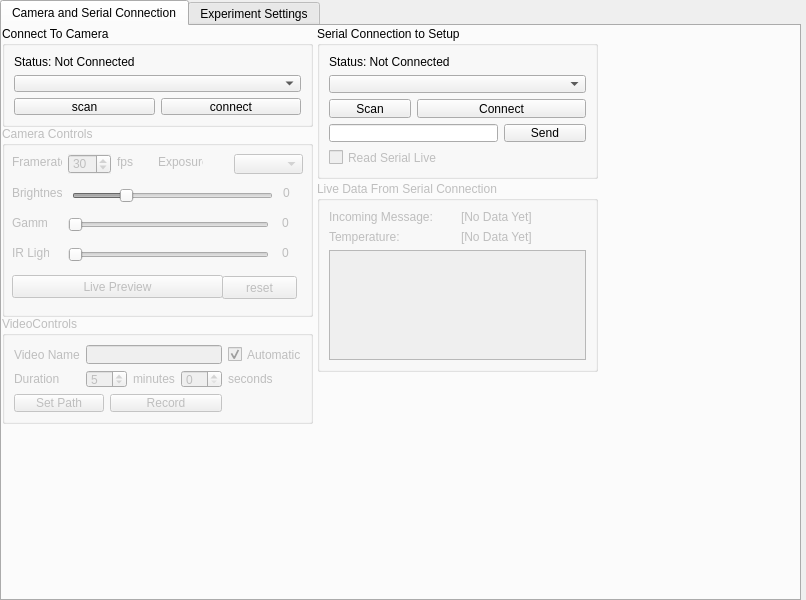
First picture: the form in form.ui, repository DanielDondorp/imMobilize, before the edit.
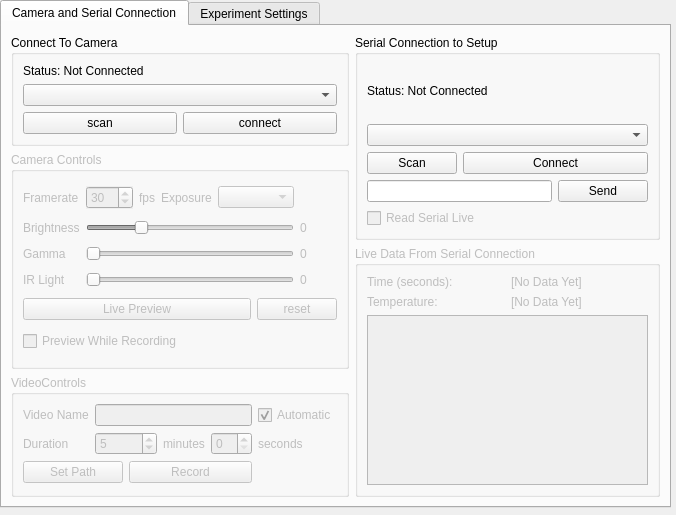
Second picture: the form after the edit. Custom widgets are drawn as their Qt base class.

The edit to the form file:
```diff
--- a/form.ui
+++ b/form.ui
@@ -9,8 +9,8 @@
    <rect>
     <x>0</x>
     <y>0</y>
-    <width>806</width>
-    <height>600</height>
+    <width>676</width>
+    <height>515</height>
    </rect>
   </property>
   <property name="windowTitle">
@@ -24,8 +24,8 @@
     <rect>
      <x>0</x>
      <y>0</y>
-     <width>801</width>
-     <height>601</height>
+     <width>671</width>
+     <height>508</height>
     </rect>
    </property>
    <property name="currentIndex">
@@ -35,64 +35,42 @@
     <attribute name="title">
      <string>Camera and Serial Connection</string>
     </attribute>
-    <widget class="QGroupBox" name="groupBox_4">
-     <property name="enabled">
-      <bool>false</bool>
-     </property>
-     <property name="geometry">
-      <rect>
-       <x>315</x>
-       <y>155</y>
-       <width>281</width>
-       <height>191</height>
-      </rect>
-     </property>
-     <property name="title">
-      <string>Live Data From Serial Connection</string>
-     </property>
-     <layout class="QGridLayout" name="gridLayout_4">
+    <layout class="QGridLayout" name="gridLayout_10">
       <item row="0" column="0">
-       <widget class="QLabel" name="label_19">
-        <property name="text">
-         <string>Incoming Message:</string>
-        </property>
-       </widget>
-      </item>
-      <item row="0" column="1">
-       <widget class="QLabel" name="labelSerialLiveIncoming">
+      <widget class="QGroupBox" name="groupBoxCameraConnection">
+       <property name="title">
+        <string>Connect To Camera</string>
+       </property>
+       <layout class="QGridLayout" name="gridLayout_2">
+        <item row="0" column="0" colspan="2">
+         <widget class="QLabel" name="labelCameraConnectionStatus">
         <property name="text">
-         <string>[No Data Yet]</string>
+           <string>Status: Not Connected</string>
         </property>
        </widget>
       </item>
-      <item row="1" column="0">
-       <widget class="QLabel" name="label_20">
+        <item row="1" column="0" colspan="2">
+         <widget class="QComboBox" name="comboBoxConnectedCameras"/>
+        </item>
+        <item row="2" column="0">
+         <widget class="QPushButton" name="buttonScanForCameras">
         <property name="text">
-         <string>Temperature:</string>
+           <string>scan</string>
         </property>
        </widget>
       </item>
-      <item row="1" column="1">
-       <widget class="QLabel" name="labelSerialLiveTemperature">
+        <item row="2" column="1">
+         <widget class="QPushButton" name="buttonCameraConnectDisconnect">
         <property name="text">
-         <string>[No Data Yet]</string>
+           <string>connect</string>
         </property>
        </widget>
       </item>
-      <item row="2" column="0" colspan="2">
-       <widget class="PlotWidget" name="graphicsViewSerial"/>
-      </item>
-     </layout>
-    </widget>
+       </layout>
+      </widget>
+     </item>
+     <item row="0" column="1" rowspan="2">
     <widget class="QGroupBox" name="serialControlsGroup">
-     <property name="geometry">
-      <rect>
-       <x>315</x>
-       <y>0</y>
-       <width>281</width>
-       <height>153</height>
-      </rect>
-     </property>
      <property name="title">
       <string>Serial Connection to Setup</string>
      </property>
@@ -150,59 +128,25 @@
       </item>
      </layout>
     </widget>
+     </item>
+     <item row="1" column="0" rowspan="2">
     <widget class="QGroupBox" name="groupBoxCameraControls">
      <property name="enabled">
       <bool>false</bool>
      </property>
-     <property name="geometry">
-      <rect>
-       <x>0</x>
-       <y>100</y>
-       <width>311</width>
-       <height>191</height>
-      </rect>
-     </property>
      <property name="title">
       <string>Camera Controls</string>
      </property>
-     <widget class="QPushButton" name="buttonCameraPreview">
-      <property name="geometry">
-       <rect>
-        <x>10</x>
-        <y>149</y>
-        <width>211</width>
-        <height>23</height>
-       </rect>
-      </property>
-      <property name="text">
-       <string>Live Preview</string>
-      </property>
-      <property name="checkable">
-       <bool>true</bool>
-      </property>
-     </widget>
+       <layout class="QGridLayout" name="gridLayout_9">
+        <item row="0" column="0">
      <widget class="QLabel" name="label_5">
-      <property name="geometry">
-       <rect>
-        <x>10</x>
-        <y>28</y>
-        <width>50</width>
-        <height>16</height>
-       </rect>
-      </property>
       <property name="text">
        <string>Framerate</string>
       </property>
      </widget>
+        </item>
+        <item row="0" column="1">
      <widget class="QSpinBox" name="spinBoxFramerate">
-      <property name="geometry">
-       <rect>
-        <x>66</x>
-        <y>28</y>
-        <width>43</width>
-        <height>20</height>
-       </rect>
-      </property>
       <property name="autoFillBackground">
        <bool>true</bool>
       </property>
@@ -219,64 +163,33 @@
        <number>30</number>
       </property>
      </widget>
+        </item>
+        <item row="0" column="2">
      <widget class="QLabel" name="label_6">
-      <property name="geometry">
-       <rect>
-        <x>115</x>
-        <y>28</y>
-        <width>16</width>
-        <height>16</height>
-       </rect>
-      </property>
       <property name="text">
        <string>fps</string>
       </property>
      </widget>
-     <widget class="QComboBox" name="comboboxCameraExposure">
-      <property name="geometry">
-       <rect>
-        <x>232</x>
-        <y>28</y>
-        <width>69</width>
-        <height>20</height>
-       </rect>
-      </property>
-     </widget>
+        </item>
+        <item row="0" column="3">
      <widget class="QLabel" name="label_9">
-      <property name="geometry">
-       <rect>
-        <x>156</x>
-        <y>28</y>
-        <width>45</width>
-        <height>16</height>
-       </rect>
-      </property>
       <property name="text">
        <string>Exposure</string>
       </property>
      </widget>
+        </item>
+        <item row="0" column="4" colspan="2">
+         <widget class="QComboBox" name="comboboxCameraExposure"/>
+        </item>
+        <item row="1" column="0">
      <widget class="QLabel" name="label_7">
-      <property name="geometry">
-       <rect>
-        <x>10</x>
-        <y>59</y>
-        <width>50</width>
-        <height>16</height>
-       </rect>
-      </property>
       <property name="text">
        <string>Brightness</string>
       </property>
      </widget>
+        </item>
+        <item row="1" column="1" colspan="5">
      <widget class="QSlider" name="sliderCameraBrightness">
-      <property name="geometry">
-       <rect>
-        <x>70</x>
-        <y>60</y>
-        <width>201</width>
-        <height>19</height>
-       </rect>
-      </property>
       <property name="minimum">
        <number>-10</number>
       </property>
@@ -290,40 +203,25 @@
        <enum>Qt::Horizontal</enum>
       </property>
      </widget>
+        </item>
+        <item row="1" column="6">
      <widget class="QLabel" name="labelCameraBrighness">
-      <property name="geometry">
-       <rect>
-        <x>281</x>
-        <y>59</y>
-        <width>16</width>
-        <height>16</height>
-       </rect>
-      </property>
       <property name="text">
        <string>0</string>
       </property>
      </widget>
+        </item>
+        <item row="2" column="0">
      <widget class="QLabel" name="label_8">
-      <property name="geometry">
-       <rect>
-        <x>10</x>
-        <y>89</y>
-        <width>35</width>
-        <height>16</height>
-       </rect>
-      </property>
       <property name="text">
        <string>Gamma</string>
       </property>
      </widget>
+        </item>
+        <item row="2" column="1" colspan="5">
      <widget class="QSlider" name="sliderCameraGamma">
-      <property name="geometry">
-       <rect>
-        <x>66</x>
-        <y>89</y>
-        <width>201</width>
-        <height>19</height>
-       </rect>
+          <property name="toolTip">
+           <string>&lt;html&gt;&lt;head/&gt;&lt;body&gt;&lt;p&gt;Gamma calculations will not be performed for framerates higher than 50fps.&lt;/p&gt;&lt;p&gt;&lt;br/&gt;&lt;/p&gt;&lt;/body&gt;&lt;/html&gt;</string>
       </property>
       <property name="maximum">
        <number>30</number>
@@ -335,44 +233,26 @@
        <enum>QSlider::NoTicks</enum>
       </property>
      </widget>
+        </item>
+        <item row="2" column="6">
      <widget class="QLabel" name="labelCameraGamma">
-      <property name="geometry">
-       <rect>
-        <x>280</x>
-        <y>89</y>
-        <width>16</width>
-        <height>16</height>
-       </rect>
-      </property>
       <property name="text">
        <string>0</string>
       </property>
      </widget>
+        </item>
+        <item row="3" column="0">
      <widget class="QLabel" name="label_21">
-      <property name="geometry">
-       <rect>
-        <x>10</x>
-        <y>119</y>
-        <width>37</width>
-        <height>16</height>
-       </rect>
-      </property>
       <property name="text">
        <string>IR Light</string>
       </property>
      </widget>
+        </item>
+        <item row="3" column="1" colspan="5">
      <widget class="QSlider" name="sliderIRLight">
       <property name="enabled">
        <bool>false</bool>
       </property>
-      <property name="geometry">
-       <rect>
-        <x>66</x>
-        <y>119</y>
-        <width>201</width>
-        <height>19</height>
-       </rect>
-      </property>
       <property name="maximum">
        <number>255</number>
       </property>
@@ -380,45 +260,92 @@
        <enum>Qt::Horizontal</enum>
       </property>
      </widget>
+        </item>
+        <item row="3" column="6">
      <widget class="QLabel" name="label_22">
-      <property name="geometry">
-       <rect>
-        <x>280</x>
-        <y>119</y>
-        <width>16</width>
-        <height>16</height>
-       </rect>
-      </property>
       <property name="text">
        <string>0</string>
       </property>
      </widget>
+        </item>
+        <item row="4" column="0" colspan="5">
+         <widget class="QPushButton" name="buttonCameraPreview">
+          <property name="text">
+           <string>Live Preview</string>
+          </property>
+          <property name="checkable">
+           <bool>true</bool>
+          </property>
+         </widget>
+        </item>
+        <item row="4" column="5" colspan="2">
      <widget class="QPushButton" name="buttonCameraResetProperties">
-      <property name="geometry">
-       <rect>
-        <x>220</x>
-        <y>150</y>
-        <width>75</width>
-        <height>23</height>
-       </rect>
-      </property>
       <property name="text">
        <string>reset</string>
       </property>
      </widget>
-    </widget>
+        </item>
+        <item row="5" column="0" colspan="4">
+         <widget class="QCheckBox" name="checkBoxPreviewWhileRecording">
+          <property name="toolTip">
+           <string>&lt;html&gt;&lt;head/&gt;&lt;body&gt;&lt;p&gt;Check this box to show the camerafeed during recordings. Recommended to uncheck when multiple recordings are being acquired.&lt;/p&gt;&lt;p&gt;&lt;br/&gt;&lt;/p&gt;&lt;/body&gt;&lt;/html&gt;</string>
+          </property>
+          <property name="text">
+           <string>Preview While Recording</string>
+          </property>
+         </widget>
+        </item>
+       </layout>
+      </widget>
+     </item>
+     <item row="2" column="1" rowspan="2">
+      <widget class="QGroupBox" name="groupBox_4">
+       <property name="enabled">
+        <bool>false</bool>
+       </property>
+       <property name="title">
+        <string>Live Data From Serial Connection</string>
+       </property>
+       <layout class="QGridLayout" name="gridLayout_4">
+        <item row="0" column="0">
+         <widget class="QLabel" name="label_19">
+          <property name="text">
+           <string>Time (seconds):</string>
+          </property>
+         </widget>
+        </item>
+        <item row="0" column="1">
+         <widget class="QLabel" name="labelSerialLiveIncoming">
+          <property name="text">
+           <string>[No Data Yet]</string>
+          </property>
+         </widget>
+        </item>
+        <item row="1" column="0">
+         <widget class="QLabel" name="label_20">
+          <property name="text">
+           <string>Temperature:</string>
+          </property>
+         </widget>
+        </item>
+        <item row="1" column="1">
+         <widget class="QLabel" name="labelSerialLiveTemperature">
+          <property name="text">
+           <string>[No Data Yet]</string>
+          </property>
+         </widget>
+        </item>
+        <item row="2" column="0" colspan="2">
+         <widget class="PlotWidget" name="graphicsViewSerial"/>
+        </item>
+       </layout>
+      </widget>
+     </item>
+     <item row="3" column="0">
     <widget class="QGroupBox" name="groupBoxVideoControls">
      <property name="enabled">
       <bool>false</bool>
      </property>
-     <property name="geometry">
-      <rect>
-       <x>0</x>
-       <y>290</y>
-       <width>311</width>
-       <height>108</height>
-      </rect>
-     </property>
      <property name="title">
       <string>VideoControls</string>
      </property>
@@ -497,45 +424,8 @@
       </item>
      </layout>
     </widget>
-    <widget class="QGroupBox" name="groupBoxCameraConnection">
-     <property name="geometry">
-      <rect>
-       <x>0</x>
-       <y>0</y>
-       <width>311</width>
-       <height>101</height>
-      </rect>
-     </property>
-     <property name="title">
-      <string>Connect To Camera</string>
-     </property>
-     <layout class="QGridLayout" name="gridLayout_2">
-      <item row="0" column="0" colspan="2">
-       <widget class="QLabel" name="labelCameraConnectionStatus">
-        <property name="text">
-         <string>Status: Not Connected</string>
-        </property>
-       </widget>
-      </item>
-      <item row="1" column="0" colspan="2">
-       <widget class="QComboBox" name="comboBoxConnectedCameras"/>
-      </item>
-      <item row="2" column="0">
-       <widget class="QPushButton" name="buttonScanForCameras">
-        <property name="text">
-         <string>scan</string>
-        </property>
-       </widget>
-      </item>
-      <item row="2" column="1">
-       <widget class="QPushButton" name="buttonCameraConnectDisconnect">
-        <property name="text">
-         <string>connect</string>
-        </property>
-       </widget>
-      </item>
-     </layout>
-    </widget>
+     </item>
+    </layout>
    </widget>
    <widget class="QWidget" name="tabExperiment">
     <attribute name="title">
```
Left out of the diff: 86 changed lines with no effect on the pictures. Lines whose indentation alone changed are shown as unchanged.
